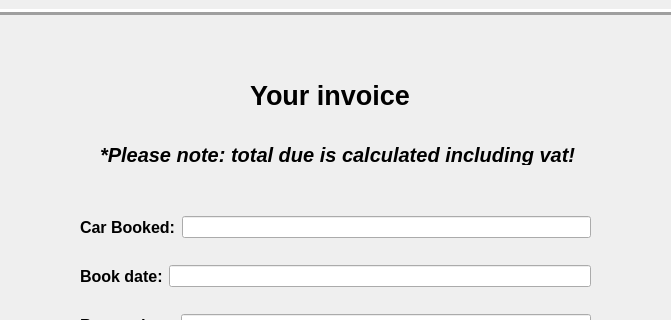
This is mainwindow.ui in KIMonama/car-rental-app as Qt 5 draws it before an edit; both pictures show x 125 to 796 and y 0 to 320 of the 900 by 600 pixel window. The edited form follows.
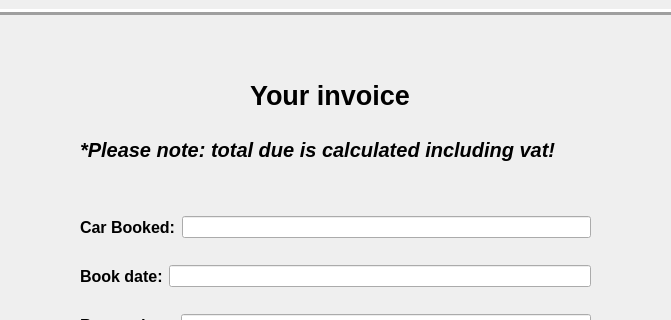
This is the edited form. The open tabs and pages were chosen to show the change. Icons and pictures are not drawn.

```diff
--- a/mainwindow.ui
+++ b/mainwindow.ui
@@ -526,10 +526,10 @@
        <widget class="QLabel" name="label_18">
         <property name="geometry">
          <rect>
-          <x>210</x>
-          <y>130</y>
-          <width>481</width>
-          <height>20</height>
+          <x>190</x>
+          <y>119</y>
+          <width>511</width>
+          <height>31</height>
          </rect>
         </property>
         <property name="font">
```
Left out of the diff: 4 changed lines with no effect on the pictures.
